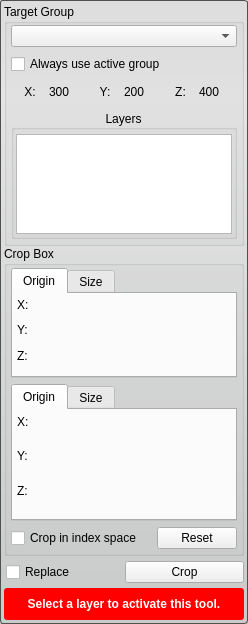
First picture: the form in src/Interface/ToolInterface/CropToolInterface.ui, repository jessdtate/Seg3D, before the edit.
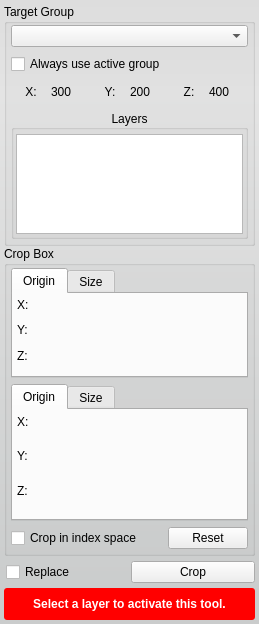
Second picture: the form after the edit. Custom widgets are drawn as their Qt base class.

```diff
--- a/src/Interface/ToolInterface/CropToolInterface.ui
+++ b/src/Interface/ToolInterface/CropToolInterface.ui
@@ -6,7 +6,7 @@
    <rect>
     <x>0</x>
     <y>0</y>
-    <width>248</width>
+    <width>259</width>
     <height>624</height>
    </rect>
   </property>
@@ -40,7 +40,6 @@
   <property name="styleSheet">
    <string notr="true">QWidget#CropToolInterface{
 	border-radius: 3px;
-	border: 1px solid rgb(80, 80,80);
 	background-color: qlineargradient(spread:pad, x1:0.5, y1:0, x2:0.5, y2:0.960227, stop:0 rgba(221, 221, 221, 255), stop:0.155779 rgba(228, 228, 228, 255), stop:1 rgba(202, 204, 204, 255));      
 }</string>
   </property>
```
